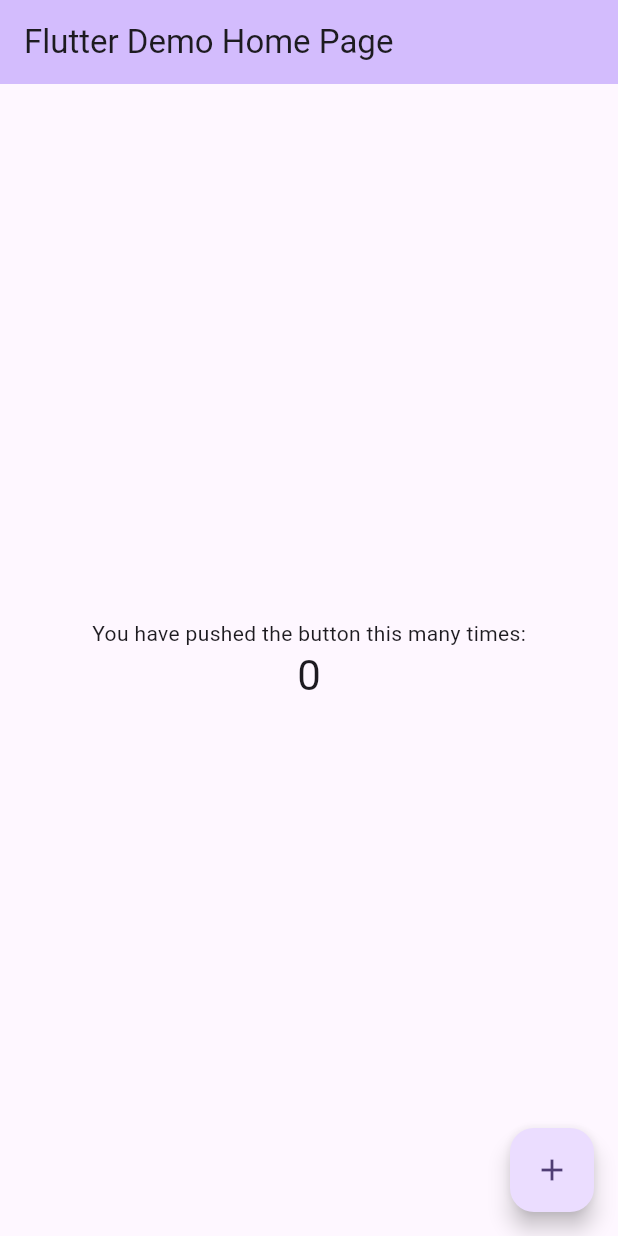
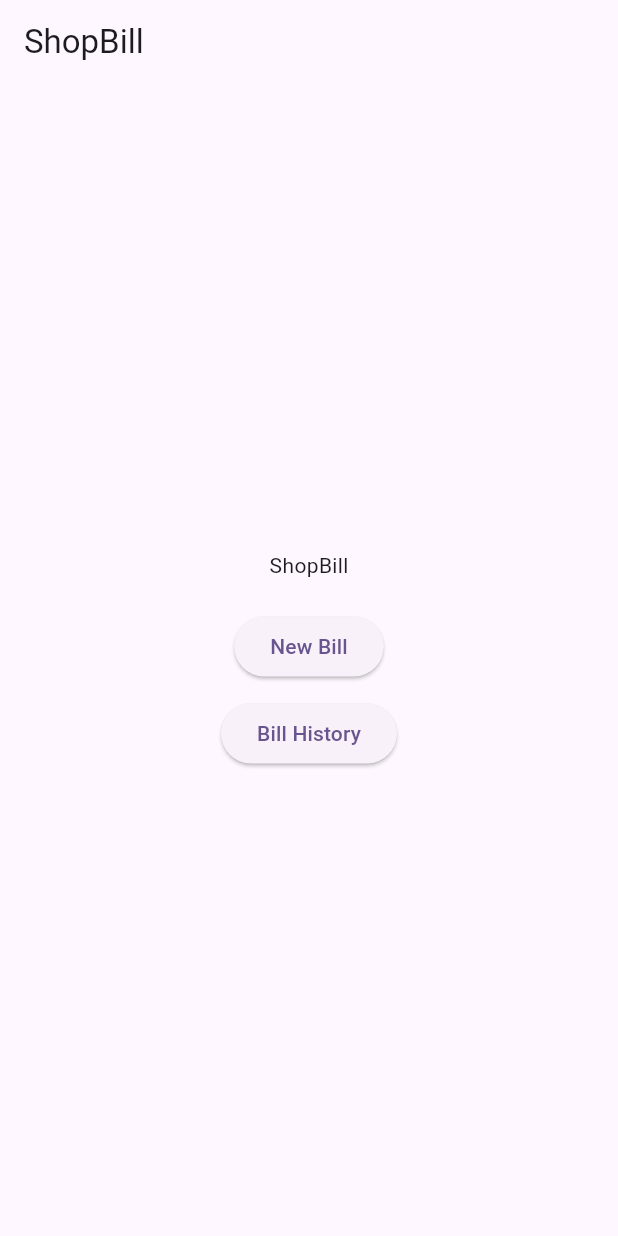
Before and after one commit to sukriti-8/Shopbill, a Flutter app: the screen it shows after launch, on a phone screen of 412 x 824 dp. Run offline on Flutter 3.47's test engine with Material 3 defaults, Android fonts, the phone set to English and light mode, and no system bars.

```diff
--- a/lib/main.dart
+++ b/lib/main.dart
@@ -1,4 +1,6 @@
 import 'package:flutter/material.dart';
+import 'screens/home_screen.dart';
+
 
 void main() {
   runApp(const MyApp());
@@ -13,24 +15,12 @@ class MyApp extends StatelessWidget {
     return MaterialApp(
       title: 'Flutter Demo',
       theme: ThemeData(
-        // This is the theme of your application.
-        //
-        // TRY THIS: Try running your application with "flutter run". You'll see
-        // the application has a purple toolbar. Then, without quitting the app,
-        // try changing the seedColor in the colorScheme below to Colors.green
-        // and then invoke "hot reload" (save your changes or press the "hot
-        // reload" button in a Flutter-supported IDE, or press "r" if you used
-        // the command line to start the app).
-        //
-        // Notice that the counter didn't reset back to zero; the application
-        // state is not lost during the reload. To reset the state, use hot
-        // restart instead.
-        //
-        // This works for code too, not just values: Most code changes can be
-        // tested with just a hot reload.
-        colorScheme: .fromSeed(seedColor: Colors.deepPurple),
+
+        colorScheme: ColorScheme.fromSeed(
+          seedColor: Colors.deepPurple,
       ),
-      home: const MyHomePage(title: 'Flutter Demo Home Page'),
+      ),
+      home: const HomeScreen(),
     );
   }
 }
--- /dev/null
+++ b/lib/screens/home_screen.dart
@@ -0,0 +1,48 @@
+import 'package:flutter/material.dart';
+import 'new_bill_screen.dart';
+import 'history_screen.dart';
+class HomeScreen extends StatelessWidget {
+  const HomeScreen({super.key});
+
+  @override
+  Widget build(BuildContext context) {
+    return Scaffold(
+      appBar: AppBar(
+        title: const Text('ShopBill'),
+      ),
+      body: Center(
+        child: Column(
+          mainAxisAlignment: MainAxisAlignment.center,
+          children: [
+            Text('ShopBill'),
+            SizedBox(height: 20),
+            ElevatedButton(
+              onPressed: () {
+                Navigator.push(
+                    context,
+                    MaterialPageRoute(
+                        builder: (context) => const NewBillScreen()
+                    ),
+                );
+              },
+              child: Text('New Bill'),
+            ),
+            SizedBox(height: 10),
+            ElevatedButton(
+              onPressed: () {
+                Navigator.push(
+                    context,
+                    MaterialPageRoute(
+                        builder: (context) => const HistoryScreen()
+                    ),
+                );
+
+              },
+              child: Text('Bill History'),
+            ),
+          ],
+        ),
+      ),
+    );
+  }
+}
```
Also changed, not shown: lib/screens/history_screen.dart (added, +17 -0 lines), lib/screens/new_bill_screen.dart (added, +144 -0 lines).
